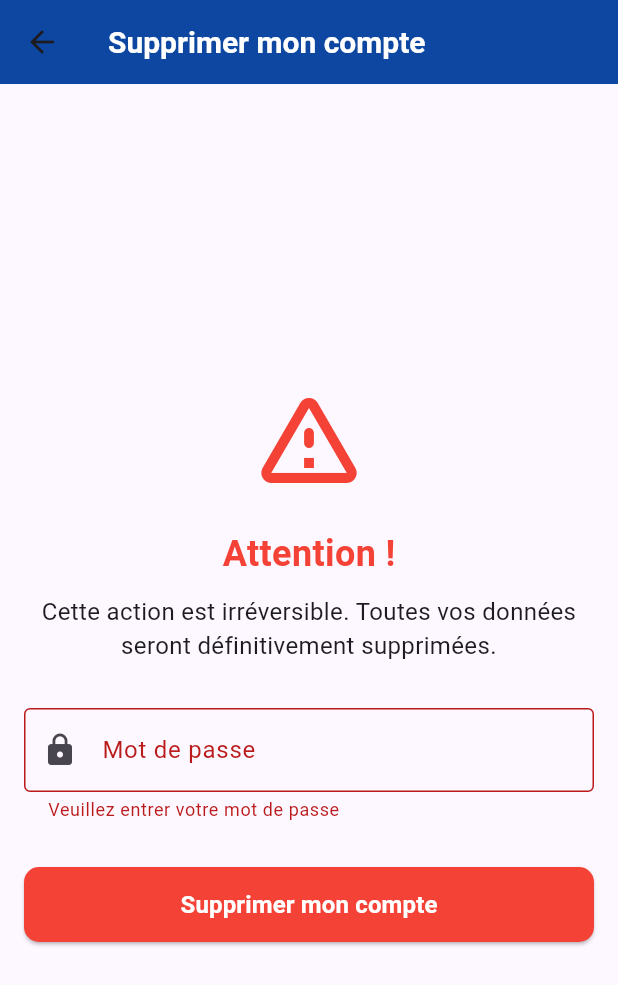
After one commit to RvbyY/Integrit-Mobile-App, a Flutter app: the DeleteScreen screen opened directly, after a tap on "Supprimer mon compte", on a phone screen of 412 x 824 dp. The commit adds this screen. Shown: the top 985 px of the screen. Run offline on Flutter 3.47's test engine with Material 3 defaults, Android fonts, the phone set to English and light mode, and no system bars; our stand-ins replace firebase_auth, firebase_core, web, webview_flutter; accounts and stored records are empty.

Commit message:
feat: fix delete account dunction and style

```diff
--- /dev/null
+++ b/lib/screens/delete_screen.dart
@@ -0,0 +1,158 @@
+import 'package:auth_demo/auth_gate.dart';
+import 'package:firebase_auth/firebase_auth.dart';
+import 'package:flutter/material.dart';
+
+class DeleteScreen extends StatefulWidget {
+  const DeleteScreen({super.key});
+
+  @override
+  State<DeleteScreen> createState() => _DeleteScreenState();
+}
+
+class _DeleteScreenState extends State<DeleteScreen> {
+  final _formKey = GlobalKey<FormState>();
+  final _passwordController = TextEditingController();
+  final user = FirebaseAuth.instance.currentUser;
+  bool _isLoading = false;
+
+  @override
+  void dispose() {
+    _passwordController.dispose();
+    super.dispose();
+  }
+
+  Future<void> _reauthenticateAndDelete() async {
+    if (!_formKey.currentState!.validate()) return;
+    if (user == null) {
+      ScaffoldMessenger.of(context).showSnackBar(
+        const SnackBar(content: Text('Aucun utilisateur connecté.')),
+      );
+      return;
+    }
+
+    setState(() => _isLoading = true);
+
+    try {
+      final credential = EmailAuthProvider.credential(
+        email: user!.email!,
+        password: _passwordController.text,
+      );
+      await user!.reauthenticateWithCredential(credential);
+      await user!.delete();
+
+      if (mounted) {
+        ScaffoldMessenger.of(context).showSnackBar(
+          const SnackBar(content: Text('Compte supprimé avec succès')),
+        );
+        Navigator.of(context).pushAndRemoveUntil(
+          MaterialPageRoute(builder: (_) => const AuthGate()),
+          (route) => false,
+        );
+      }
+    } on FirebaseAuthException catch (e) {
+      final msg = switch (e.code) {
+        'wrong-password' => 'Mot de passe incorrect',
+        'user-not-found' => 'Ce compte n\'existe pas',
+        'requires-recent-login' => 'Veuillez vous reconnecter',
+        'invalid-credential' => 'Identifiants invalides',
+        _ => 'Erreur : ${e.code}',
+      };
+      if (mounted) {
+        ScaffoldMessenger.of(context).showSnackBar(
+          SnackBar(content: Text(msg)),
+        );
+      }
+    } finally {
+      if (mounted) {
+        setState(() => _isLoading = false);
+      }
+    }
+  }
+
+  @override
+  Widget build(BuildContext context) {
+    return Scaffold(
+      appBar: AppBar(
+        title: const Text('Supprimer mon compte'),
+        titleTextStyle: const TextStyle(
+          color: Colors.white,
+          fontSize: 20,
+          fontWeight: FontWeight.bold,
+        ),
+        backgroundColor: Colors.blue.shade900,
+      ),
+      body: Padding(
+        padding: const EdgeInsets.all(16.0),
+        child: Form(
+          key: _formKey,
+          child: Column(
+            mainAxisAlignment: MainAxisAlignment.center,
+            children: [
+              const Icon(
+                Icons.warning_amber_rounded,
+                color: Colors.red,
+                size: 80,
+              ),
+              const SizedBox(height: 20),
+              const Text(
+                'Attention !',
+                style: TextStyle(
+                  fontSize: 24,
+                  fontWeight: FontWeight.bold,
+                  color: Colors.red,
+                ),
+              ),
+              const SizedBox(height: 10),
+              const Text(
+                'Cette action est irréversible. Toutes vos données seront définitivement supprimées.',
+                textAlign: TextAlign.center,
+                style: TextStyle(fontSize: 16),
+              ),
+              const SizedBox(height: 30),
+              TextFormField(
+                controller: _passwordController,
+                obscureText: true,
+                decoration: const InputDecoration(
+                  labelText: 'Mot de passe',
+                  hintText: 'Confirmez votre mot de passe',
+                  border: OutlineInputBorder(),
+                  prefixIcon: Icon(Icons.lock),
+                ),
+                validator: (value) {
+                  if (value == null || value.isEmpty) {
+                    return 'Veuillez entrer votre mot de passe';
+                  }
+                  return null;
+                },
+              ),
+              const SizedBox(height: 30),
+              SizedBox(
+                width: double.infinity,
+                height: 50,
+                child: ElevatedButton(
+                  onPressed: _isLoading ? null : _reauthenticateAndDelete,
+                  style: ElevatedButton.styleFrom(
+                    backgroundColor: Colors.red,
+                    foregroundColor: Colors.white,
+                    shape: RoundedRectangleBorder(
+                      borderRadius: BorderRadius.circular(10),
+                    ),
+                  ),
+                  child: _isLoading
+                      ? const CircularProgressIndicator(color: Colors.white)
+                      : const Text(
+                          'Supprimer mon compte',
+                          style: TextStyle(
+                            fontSize: 16,
+                            fontWeight: FontWeight.bold,
+                          ),
+                        ),
+                ),
+              ),
+            ],
+          ),
+        ),
+      ),
+    );
+  }
+}
--- a/lib/screens/home_screen.dart
+++ b/lib/screens/home_screen.dart
@@ -1,3 +1,4 @@
+import 'package:auth_demo/screens/delete_screen.dart';
 import 'package:auth_demo/screens/login_screen.dart';
 import 'package:firebase_auth/firebase_auth.dart';
 import 'package:flutter/cupertino.dart';
@@ -175,6 +176,27 @@ class NavDrawer extends StatelessWidget {
                )
              },
            ),
+           ListTile(
+            tileColor: Colors.blue.shade900,
+            leading: Icon(
+              Icons.account_circle,
+              color: Colors.white,
+            ),
+            title: Text(
+              'Supprimer le compte',
+              style: TextStyle(
+                color: Colors.white,
+              ),
+            ),
+            onTap: () => {
+              Navigator.of(context)
+                .push(
+                  CupertinoPageRoute(
+                    builder: (context) => DeleteScreen()
+                  ),
+                )
+            },
+           ),
            Container(
              height: 395,
              padding: const EdgeInsets.symmetric(vertical: 25, horizontal: 25),
--- a/lib/screens/login_screen.dart
+++ b/lib/screens/login_screen.dart
@@ -78,8 +78,8 @@ class _LoginScreenState extends State<LoginScreen> {
                             builder: (_) => const RegisterScreen(),
                           ),
                         );
-                       },
-                    )
+                       }
+                    ),
                   ]
                 ),
               ),
```
